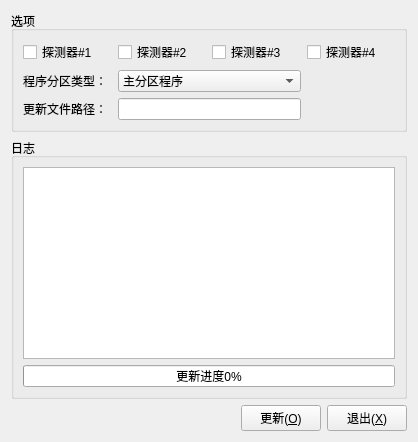
MrXiaomao/HardXrayCamera, file otaupgradewindow.ui: the form before one commit.
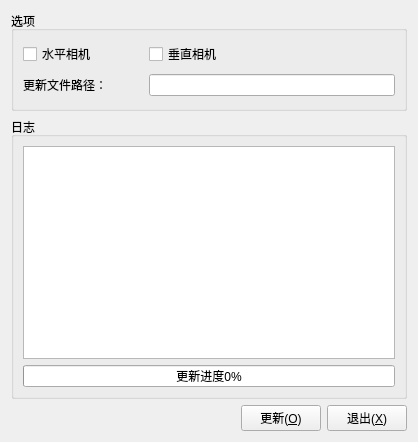
The form after the commit.

Commit message: 修复OTA远程更新功能，将锆活化相关部分都删除了，本项目只用于更新单个探测器的FPGA程序。

Diff of the .ui file:
```diff
--- a/otaupgradewindow.ui
+++ b/otaupgradewindow.ui
@@ -28,10 +28,27 @@
         <string>选项</string>
        </property>
        <layout class="QGridLayout" name="gridLayout_2">
+        <item row="1" column="1" colspan="2">
+         <widget class="QLineEdit" name="lineEdit_filePath">
+          <property name="enabled">
+           <bool>true</bool>
+          </property>
+          <property name="readOnly">
+           <bool>false</bool>
+          </property>
+         </widget>
+        </item>
+        <item row="1" column="0">
+         <widget class="QLabel" name="label">
+          <property name="text">
+           <string>更新文件路径：</string>
+          </property>
+         </widget>
+        </item>
         <item row="0" column="0">
          <widget class="QCheckBox" name="checkBox_det1">
           <property name="text">
-           <string>探测器#1</string>
+           <string>水平相机</string>
           </property>
           <property name="checked">
            <bool>false</bool>
@@ -41,59 +58,7 @@
         <item row="0" column="1">
          <widget class="QCheckBox" name="checkBox_det2">
           <property name="text">
-           <string>探测器#2</string>
-          </property>
-         </widget>
-        </item>
-        <item row="0" column="2">
-         <widget class="QCheckBox" name="checkBox_det3">
-          <property name="text">
-           <string>探测器#3</string>
-          </property>
-         </widget>
-        </item>
-        <item row="0" column="3">
-         <widget class="QCheckBox" name="checkBox_det4">
-          <property name="text">
-           <string>探测器#4</string>
-          </property>
-         </widget>
-        </item>
-        <item row="1" column="0">
-         <widget class="QLabel" name="label_2">
-          <property name="text">
-           <string>程序分区类型：</string>
-          </property>
-         </widget>
-        </item>
-        <item row="1" column="1" colspan="2">
-         <widget class="QComboBox" name="comboBox_partition">
-          <item>
-           <property name="text">
-            <string>主分区程序</string>
-           </property>
-          </item>
-          <item>
-           <property name="text">
-            <string>备用分区程序</string>
-           </property>
-          </item>
-         </widget>
-        </item>
-        <item row="2" column="0">
-         <widget class="QLabel" name="label">
-          <property name="text">
-           <string>更新文件路径：</string>
-          </property>
-         </widget>
-        </item>
-        <item row="2" column="1" colspan="2">
-         <widget class="QLineEdit" name="lineEdit_filePath">
-          <property name="enabled">
-           <bool>true</bool>
-          </property>
-          <property name="readOnly">
-           <bool>true</bool>
+           <string>垂直相机</string>
           </property>
          </widget>
         </item>
```
The commit also changes 5 other files.
